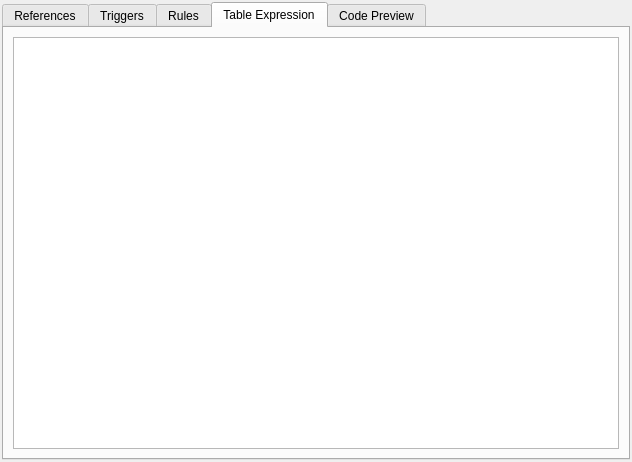
First picture: the form in libpgmodeler_ui/ui/viewwidget.ui, repository pgmodeler/pgmodeler, before the edit.
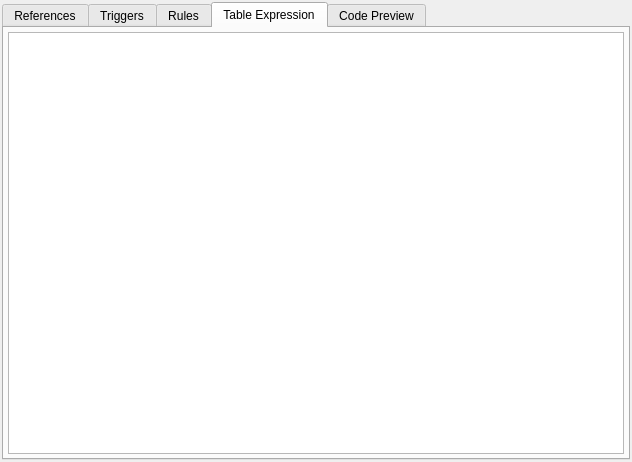
Second picture: the form after the edit. The open tabs and pages were chosen to show the change.

```diff
--- a/libpgmodeler_ui/ui/viewwidget.ui
+++ b/libpgmodeler_ui/ui/viewwidget.ui
@@ -274,6 +274,18 @@
        <string>Table Expression</string>
       </attribute>
       <layout class="QGridLayout" name="gridLayout">
+       <property name="leftMargin">
+        <number>4</number>
+       </property>
+       <property name="topMargin">
+        <number>4</number>
+       </property>
+       <property name="rightMargin">
+        <number>4</number>
+       </property>
+       <property name="bottomMargin">
+        <number>4</number>
+       </property>
        <item row="0" column="0">
         <widget class="QTextEdit" name="cte_expression_txt">
          <property name="sizePolicy">
```
Left out of the diff: 33 changed lines with no effect on the pictures.
